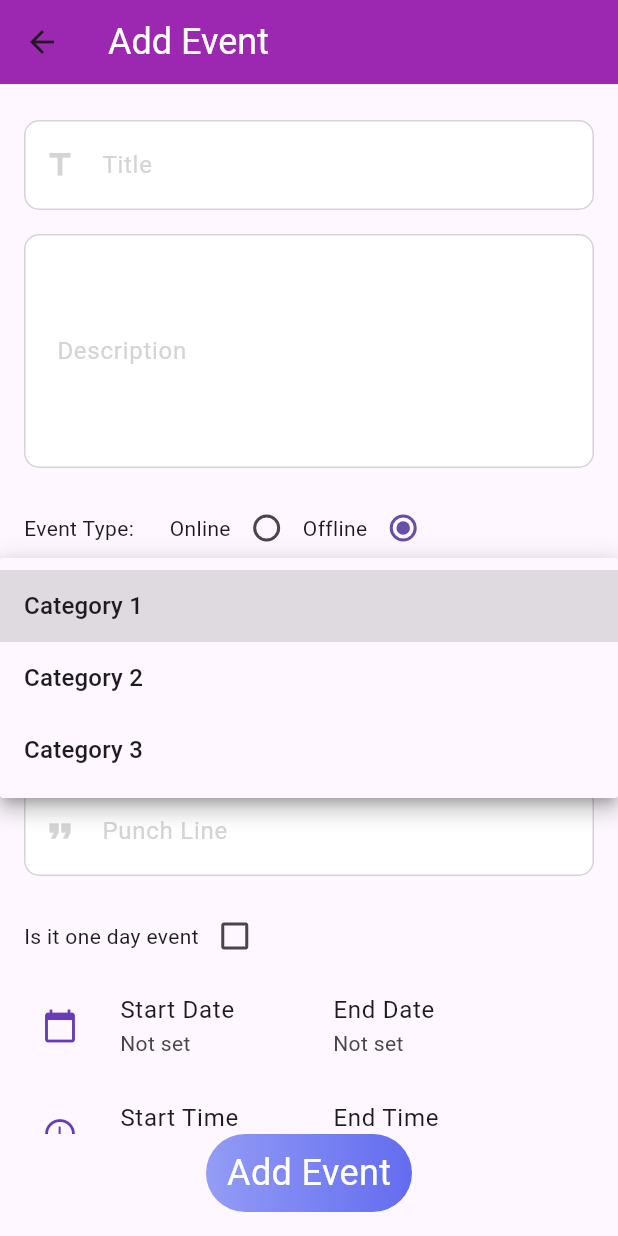
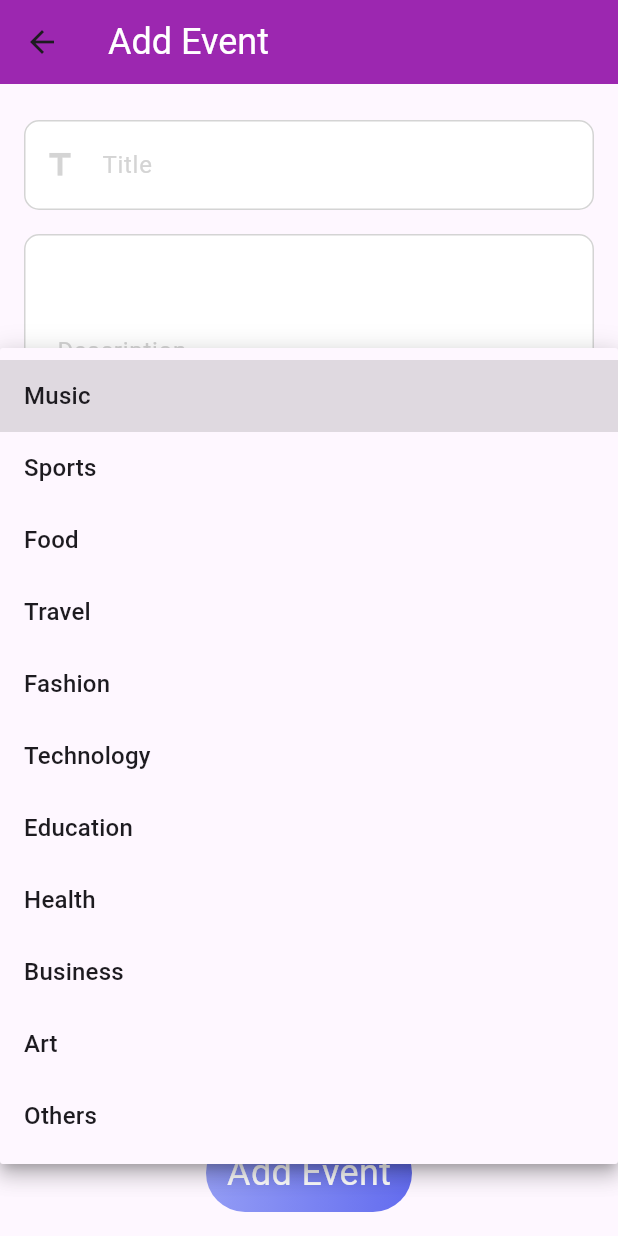
Before and after one commit to samikshk10/FlutterFinalProject, a Flutter app: the AddEventScreen screen opened by its route, after a tap on "Select Category", on a phone screen of 412 x 824 dp. Run offline on Flutter 3.47's test engine with Material 3 defaults, Android fonts, the phone set to English and light mode, and no system bars; our stand-ins replace cloud_firestore, file_picker, firebase_auth, firebase_core, firebase_storage, geocoding and 6 more; missing offline and left inert: dart_date, ez_validator, open_street_map_search_and_pick; accounts and stored records are empty.

Commit message:
filtre by category

```diff
--- a/lib/app/configs/categoriesList.dart
+++ b/lib/app/configs/categoriesList.dart
@@ -8,8 +8,16 @@ class CategoryList {
   CategoryList._internal();
 
   List<String> categories = [
-    'Category 1',
-    'Category 2',
-    'Category 3',
+    'Music',
+    'Sports',
+    'Food',
+    'Travel',
+    'Fashion',
+    'Technology',
+    'Education',
+    'Health',
+    'Business',
+    'Art',
+    'Others'
   ];
 }
--- a/lib/model/category.dart
+++ b/lib/model/category.dart
@@ -8,40 +8,17 @@ class Category {
   Category({required this.categoryId, required this.name, required this.icon});
 }
 
-final allCategory = Category(
-  categoryId: 0,
-  name: "All",
-  icon: Icons.search,
-);
-
-final musicCategory = Category(
-  categoryId: 1,
-  name: "Music",
-  icon: Icons.music_note,
-);
-
-final meetUpCategory = Category(
-  categoryId: 2,
-  name: "Meetup",
-  icon: Icons.location_on,
-);
-
-final golfCategory = Category(
-  categoryId: 3,
-  name: "Golf",
-  icon: Icons.golf_course,
-);
-
-final birthdayCategory = Category(
-  categoryId: 4,
-  name: "Birthday",
-  icon: Icons.cake,
-);
-
-final categories = [
-  allCategory,
-  musicCategory,
-  meetUpCategory,
-  golfCategory,
-  birthdayCategory,
+List<Category> categories = [
+  Category(categoryId: 0, name: "All", icon: Icons.search),
+  Category(categoryId: 1, name: "Music", icon: Icons.music_note),
+  Category(categoryId: 2, name: "Sports", icon: Icons.sports),
+  Category(categoryId: 3, name: "Food", icon: Icons.restaurant),
+  Category(categoryId: 4, name: "Travel", icon: Icons.airplanemode_active),
+  Category(categoryId: 5, name: "Fashion", icon: Icons.shopping_bag),
+  Category(categoryId: 6, name: "Technology", icon: Icons.computer),
+  Category(categoryId: 7, name: "Education", icon: Icons.school),
+  Category(categoryId: 8, name: "Health", icon: Icons.favorite),
+  Category(categoryId: 9, name: "Business", icon: Icons.business),
+  Category(categoryId: 10, name: "Art", icon: Icons.palette),
+  Category(categoryId: 11, name: "Others", icon: Icons.category),
 ];
--- a/pubspec.yaml
+++ b/pubspec.yaml
@@ -52,6 +52,7 @@ dependencies:
   open_street_map_search_and_pick: ^0.1.1
   geocoding: ^3.0.0
   geolocator: ^10.1.1
+  pull_to_refresh: ^2.0.0
 
 dev_dependencies:
   flutter_test:
```
Also changed, not shown: lib/ui/homepage/homepage.dart (+103 -17 lines), pubspec.lock.
